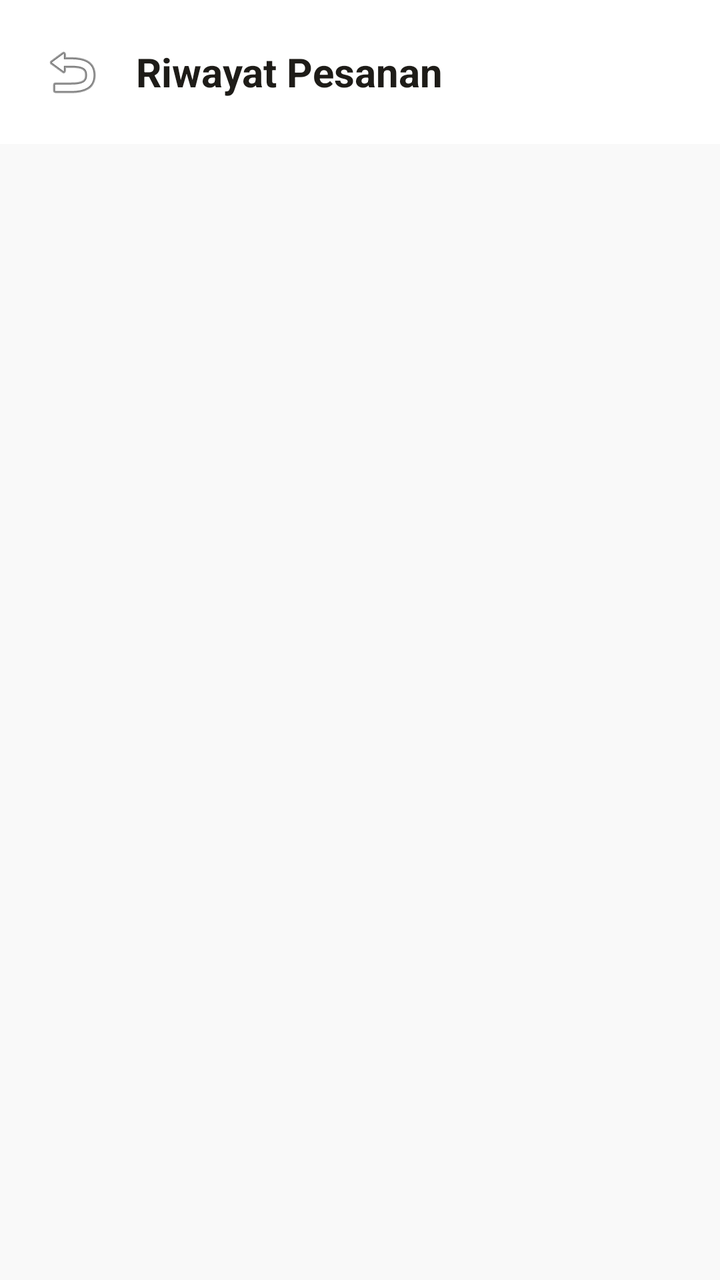
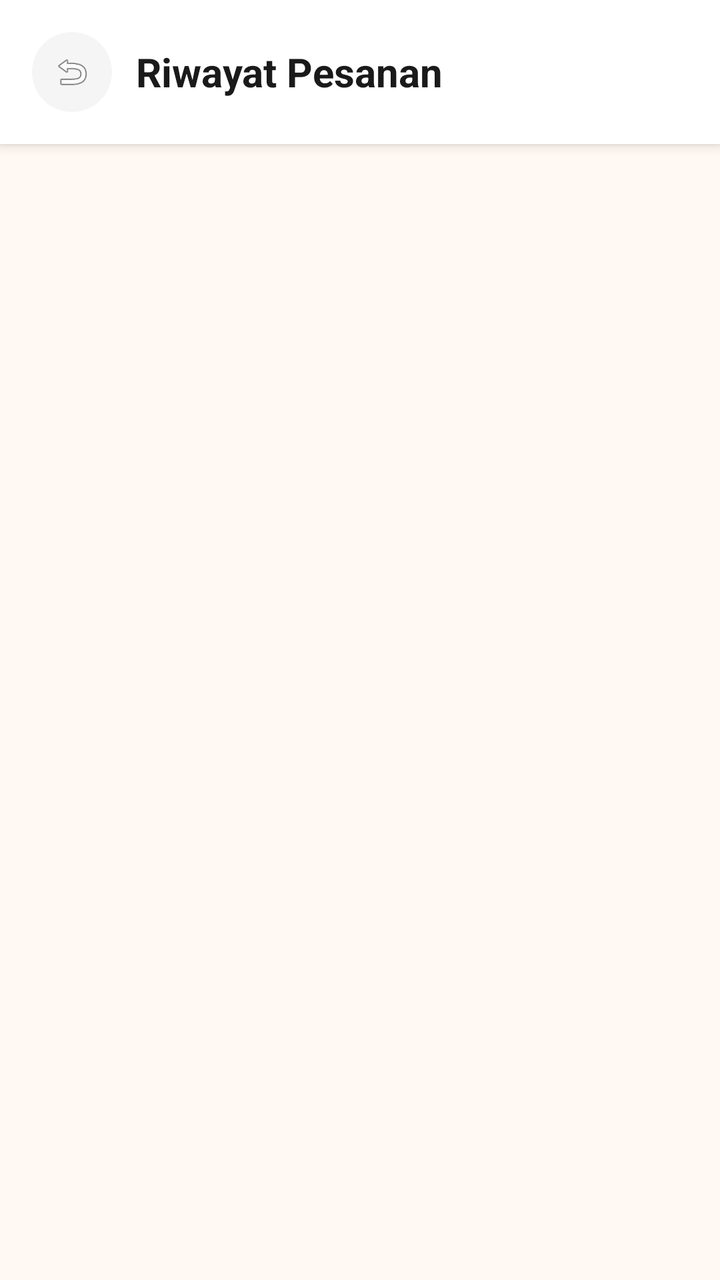

Screens rendered from an Android XML layout before and after an edit, with the pre-edit source and the edit as a unified diff.
<!-- AndroidManifest.xml: application theme Theme.KueWeh -->
<!-- res/layout/activity_riwayat_pesanan.xml -->
<?xml version="1.0" encoding="utf-8"?>
<LinearLayout xmlns:android="http://schemas.android.com/apk/res/android"
    android:layout_width="match_parent"
    android:layout_height="match_parent"
    android:background="#F9F9F9"
    android:orientation="vertical">

    <LinearLayout
        android:layout_width="match_parent"
        android:layout_height="wrap_content"
        android:background="#F9F9F9"
        android:fitsSystemWindows="true">

        <LinearLayout
            android:layout_width="match_parent"
            android:layout_height="wrap_content"
            android:background="#FFFFFF"
            android:elevation="4dp"
            android:gravity="center_vertical"
            android:orientation="horizontal"
            android:padding="20dp">

            <ImageView
                android:id="@+id/btnBackRiwayat"
                android:layout_width="32dp"
                android:layout_height="32dp"
                android:background="?attr/selectableItemBackgroundBorderless"
                android:clickable="true"
                android:focusable="true"
                android:src="@android:drawable/ic_menu_revert" />

            <TextView
                android:layout_width="wrap_content"
                android:layout_height="wrap_content"
                android:layout_marginStart="16dp"
                android:text="Riwayat Pesanan"
                android:textColor="#1E1C18"
                android:textSize="20sp"
                android:textStyle="bold" />
        </LinearLayout>
    </LinearLayout>

    <androidx.recyclerview.widget.RecyclerView
        android:id="@+id/rvRiwayatPesanan"
        android:layout_width="match_parent"
        android:layout_height="match_parent"
        android:clipToPadding="false"
        android:paddingHorizontal="16dp"
        android:paddingTop="8dp"
        android:paddingBottom="24dp" />

    <TextView
        android:id="@+id/tvRiwayatKosong"
        android:layout_width="match_parent"
        android:layout_height="match_parent"
        android:gravity="center"
        android:text="Belum ada riwayat pesanan."
        android:textColor="#757575"
        android:textSize="16sp"
        android:visibility="gone" />

</LinearLayout>
<!-- resources referenced by this layout -->
<resources>
  <style name="Theme.KueWeh" parent="Theme.MaterialComponents.Light.NoActionBar">
          <item name="android:statusBarColor">@android:color/transparent</item>
  
          <item name="android:windowLightStatusBar">true</item>
      </style>
</resources>

<!-- the commit's change to res/layout/activity_riwayat_pesanan.xml (unified diff, before → after) -->
@@ -1,62 +1,101 @@
 <?xml version="1.0" encoding="utf-8"?>
-<LinearLayout xmlns:android="http://schemas.android.com/apk/res/android"
+<androidx.constraintlayout.widget.ConstraintLayout
+    xmlns:android="http://schemas.android.com/apk/res/android"
+    xmlns:app="http://schemas.android.com/apk/res-auto"
     android:layout_width="match_parent"
     android:layout_height="match_parent"
-    android:background="#F9F9F9"
-    android:orientation="vertical">
+    android:background="#FFF8F3">
 
+    
     <LinearLayout
-        android:layout_width="match_parent"
+        android:id="@+id/headerRiwayat"
+        android:layout_width="0dp"
         android:layout_height="wrap_content"
-        android:background="#F9F9F9"
-        android:fitsSystemWindows="true">
+        android:background="#FFFFFF"
+        android:elevation="4dp"
+        android:gravity="center_vertical"
+        android:orientation="horizontal"
+        android:paddingHorizontal="16dp"
+        android:paddingVertical="16dp"
+        android:fitsSystemWindows="true"
+        app:layout_constraintTop_toTopOf="parent"
+        app:layout_constraintStart_toStartOf="parent"
+        app:layout_constraintEnd_toEndOf="parent">
 
-        <LinearLayout
-            android:layout_width="match_parent"
+        <ImageView
+            android:id="@+id/btnBackRiwayat"
+            android:layout_width="40dp"
+            android:layout_height="40dp"
+            android:background="@drawable/bg_icon_circle_gray"
+            android:padding="10dp"
+            android:src="@android:drawable/ic_menu_revert"/>
+
+        <TextView
+            android:layout_width="0dp"
             android:layout_height="wrap_content"
-            android:background="#FFFFFF"
-            android:elevation="4dp"
-            android:gravity="center_vertical"
-            android:orientation="horizontal"
-            android:padding="20dp">
-
-            <ImageView
-                android:id="@+id/btnBackRiwayat"
-                android:layout_width="32dp"
-                android:layout_height="32dp"
-                android:background="?attr/selectableItemBackgroundBorderless"
-                android:clickable="true"
-                android:focusable="true"
-                android:src="@android:drawable/ic_menu_revert" />
-
-            <TextView
-                android:layout_width="wrap_content"
-                android:layout_height="wrap_content"
-                android:layout_marginStart="16dp"
-                android:text="Riwayat Pesanan"
-                android:textColor="#1E1C18"
-                android:textSize="20sp"
-                android:textStyle="bold" />
-        </LinearLayout>
+            android:layout_weight="1"
+            android:layout_marginStart="12dp"
+            android:text="Riwayat Pesanan"
+            android:textColor="#1A1A1A"
+            android:textSize="20sp"
+            android:textStyle="bold"/>
     </LinearLayout>
 
+    
     <androidx.recyclerview.widget.RecyclerView
         android:id="@+id/rvRiwayatPesanan"
-        android:layout_width="match_parent"
-        android:layout_height="match_parent"
+        android:layout_width="0dp"
+        android:layout_height="0dp"
         android:clipToPadding="false"
         android:paddingHorizontal="16dp"
         android:paddingTop="8dp"
-        android:paddingBottom="24dp" />
+        android:paddingBottom="24dp"
+        android:visibility="gone"
+        app:layout_constraintTop_toBottomOf="@id/headerRiwayat"
+        app:layout_constraintBottom_toBottomOf="parent"
+        app:layout_constraintStart_toStartOf="parent"
+        app:layout_constraintEnd_toEndOf="parent"/>
 
-    <TextView
+    
+    <LinearLayout
         android:id="@+id/tvRiwayatKosong"
-        android:layout_width="match_parent"
-        android:layout_height="match_parent"
+        android:layout_width="0dp"
+        android:layout_height="0dp"
+        android:orientation="vertical"
         android:gravity="center"
-        android:text="Belum ada riwayat pesanan."
-        android:textColor="#757575"
-        android:textSize="16sp"
-        android:visibility="gone" />
+        android:paddingHorizontal="40dp"
+        android:visibility="gone"
+        app:layout_constraintTop_toBottomOf="@id/headerRiwayat"
+        app:layout_constraintBottom_toBottomOf="parent"
+        app:layout_constraintStart_toStartOf="parent"
+        app:layout_constraintEnd_toEndOf="parent">
 
-</LinearLayout>
+        <TextView
+            android:layout_width="wrap_content"
+            android:layout_height="wrap_content"
+            android:text="📋"
+            android:textSize="64sp"/>
+
+        <TextView
+            android:layout_width="wrap_content"
+            android:layout_height="wrap_content"
+            android:layout_marginTop="16dp"
+            android:text="Belum Ada Pesanan"
+            android:textColor="#1A1A1A"
+            android:textSize="20sp"
+            android:textStyle="bold"
+            android:gravity="center"/>
+
+        <TextView
+            android:layout_width="wrap_content"
+            android:layout_height="wrap_content"
+            android:layout_marginTop="8dp"
+            android:text="Riwayat pesanan kamu akan\nmuncul di sini setelah checkout"
+            android:textColor="#BDBDBD"
+            android:textSize="14sp"
+            android:gravity="center"
+            android:lineSpacingExtra="4dp"/>
+
+    </LinearLayout>
+
+</androidx.constraintlayout.widget.ConstraintLayout>
<!-- resource entries referenced after the edit -->
@@ -1,5 +1,11 @@
 <!-- resources referenced by this layout -->
 <resources>
+  <!-- drawable bg_icon_circle_gray (drawable) -->
+  <?xml version="1.0" encoding="utf-8"?>
+  <shape xmlns:android="http://schemas.android.com/apk/res/android"
+      android:shape="oval">
+      <solid android:color="#F5F5F5"/>
+  </shape>
   <style name="Theme.KueWeh" parent="Theme.MaterialComponents.Light.NoActionBar">
           <item name="android:statusBarColor">@android:color/transparent</item>
   
